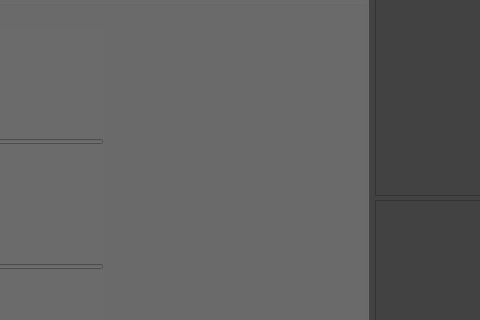
Above: task3.ui from claraashraf24/Musical-Instruments-Emphasizer before the change; both pictures show x 117 to 597 and y 119 to 439 of the 977 by 558 pixel window. Below: the same form after it.
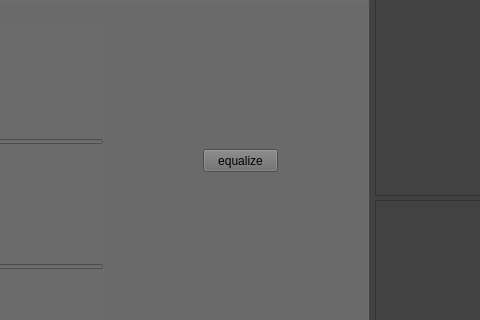
That is the form after the change. The open tabs and pages were chosen to show the change. Icons and pictures are not drawn. Custom widgets are drawn as their Qt base class.

The edit to the form file:
```diff
--- a/task3.ui
+++ b/task3.ui
@@ -167,6 +167,19 @@
                  </item>
                 </layout>
                </widget>
+               <widget class="QPushButton" name="equalize_button">
+                <property name="geometry">
+                 <rect>
+                  <x>300</x>
+                  <y>150</y>
+                  <width>75</width>
+                  <height>23</height>
+                 </rect>
+                </property>
+                <property name="text">
+                 <string>equalize</string>
+                </property>
+               </widget>
               </widget>
              </item>
              <item>
```
Left out of the diff: 2 changed lines with no effect on the pictures.
